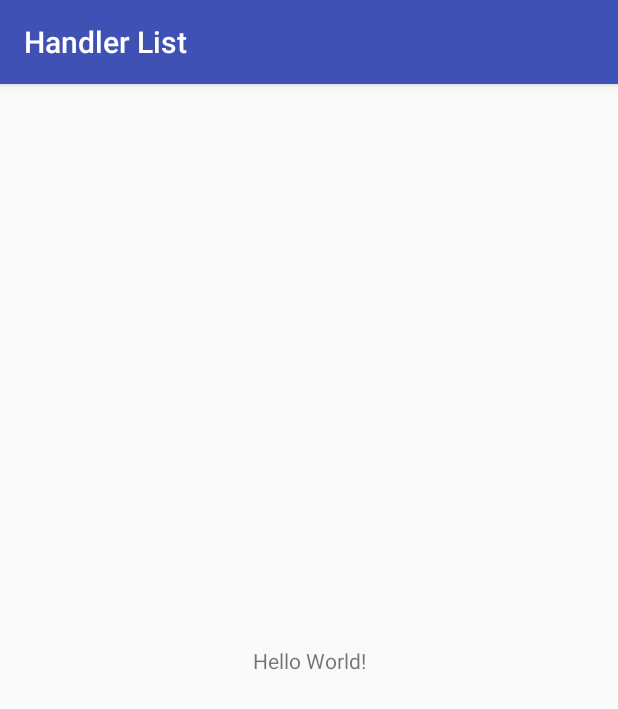
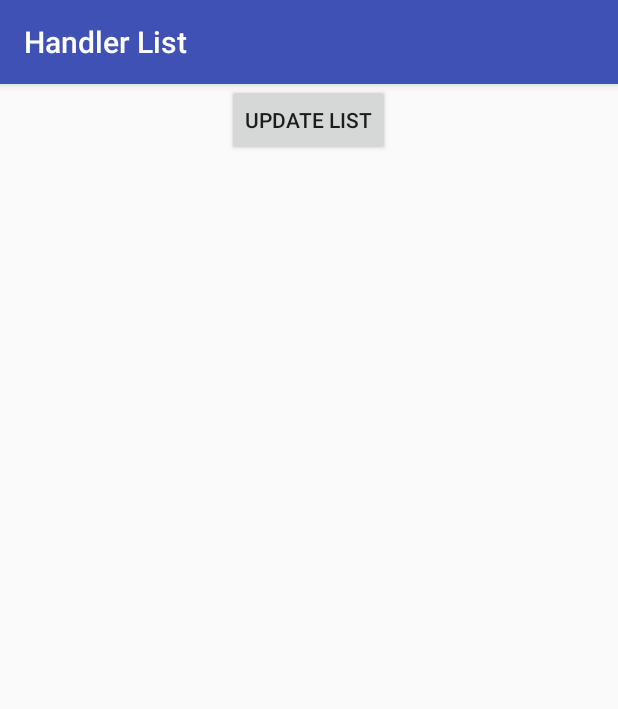
Before and after one commit to ShellCore/HandlerList, an Android app: the screen it shows after launch (MainActivity), on a phone screen of 412 x 824 dp. Shown: the top 709 px of the screen. Run offline under Robolectric (Android 15) with nearby library versions, the phone set to English and light mode, and no system bars; our stand-ins replace ButterKnife.

```diff
--- a/app/build.gradle
+++ b/app/build.gradle
@@ -27,4 +27,10 @@ dependencies {
     compile 'com.android.support:appcompat-v7:25.3.1'
     compile 'com.android.support.constraint:constraint-layout:1.0.2'
     testCompile 'junit:junit:4.12'
+
+    compile 'com.jakewharton:butterknife:8.4.0'
+    annotationProcessor 'com.jakewharton:butterknife-compiler:8.4.0'
+
+    compile 'com.android.support:recyclerview-v7:25.3.1'
+    compile 'com.android.support:cardview-v7:25.3.1'
 }
--- a/app/src/main/java/com/shellcore/android/handlerlist/MainActivity.java
+++ b/app/src/main/java/com/shellcore/android/handlerlist/MainActivity.java
@@ -1,13 +1,102 @@
 package com.shellcore.android.handlerlist;
 
+import android.os.Bundle;
+import android.os.Handler;
+import android.os.HandlerThread;
+import android.os.Looper;
+import android.os.Message;
 import android.support.v7.app.AppCompatActivity;
-import android.os.Bundle;
+import android.support.v7.widget.LinearLayoutManager;
+import android.support.v7.widget.RecyclerView;
+import android.util.Log;
+
+import com.shellcore.android.handlerlist.adapters.PokemonListAdapter;
+
+import java.util.ArrayList;
+import java.util.List;
+import java.util.Random;
+
+import butterknife.BindView;
+import butterknife.ButterKnife;
+import butterknife.OnClick;
 
 public class MainActivity extends AppCompatActivity {
+
+    // Services
+    PokemonListAdapter adapter;
+
+    // Variables
+    private List<String> names;
+    private HandlerThread handlerThread;
+    private Handler handler;
+
+    // Components
+    @BindView(R.id.rec_list)
+    RecyclerView recList;
 
     @Override
     protected void onCreate(Bundle savedInstanceState) {
         super.onCreate(savedInstanceState);
         setContentView(R.layout.activity_main);
+        ButterKnife.bind(this);
+
+        names = new ArrayList<>();
+        adapter = new PokemonListAdapter(this, names);
+        recList.setLayoutManager(new LinearLayoutManager(this));
+        recList.setAdapter(adapter);
+
+        setupHandler();
+    }
+
+    @Override
+    protected void onStop() {
+        super.onStop();
+        handlerThread.quit();
+    }
+
+    @OnClick(R.id.btn_update_list)
+    public void updateList() {
+        sendMessage();
+    }
+
+    private void setupHandler() {
+        handlerThread = new HandlerThread("MyHandler");
+        handlerThread.start();
+
+        handler = new Handler(Looper.getMainLooper()) {
+            @Override
+            public void handleMessage(Message msg) {
+                Bundle bundle = msg.getData();
+                String message = bundle.getString("message");
+                names.add(message);
+                adapter.notifyDataSetChanged();
+                Log.d("Message", "" + message);
+            }
+        };
+    }
+
+    /**
+     * This method simulate that a sender send a new pokemon name to the app,
+     * then, we send a message to the HandlerThread
+     */
+    private void sendMessage() {
+        Message message = handler.obtainMessage();
+
+        List<String> pokemonList = new ArrayList<>();
+
+        pokemonList.add("Bulbasaur");
+        pokemonList.add("Charmander");
+        pokemonList.add("Squirtle");
+        pokemonList.add("Pikachu");
+
+        Random random = new Random();
+
+        String pokemonName = pokemonList.get(random.nextInt(pokemonList.size()));
+
+        Bundle bundle = new Bundle();
+        bundle.putString("message", pokemonName);
+
+        message.setData(bundle);
+        handler.sendMessage(message);
     }
 }
--- /dev/null
+++ b/app/src/main/java/com/shellcore/android/handlerlist/adapters/PokemonListAdapter.java
@@ -0,0 +1,60 @@
+package com.shellcore.android.handlerlist.adapters;
+
+import android.content.Context;
+import android.support.v7.widget.RecyclerView;
+import android.view.LayoutInflater;
+import android.view.View;
+import android.view.ViewGroup;
+import android.widget.TextView;
+
+import com.shellcore.android.handlerlist.R;
+
+import java.util.List;
+
+import butterknife.BindView;
+import butterknife.ButterKnife;
+
+/**
+ * Created by Cesar on 16/06/2017.
+ */
+
+public class PokemonListAdapter extends RecyclerView.Adapter<PokemonListAdapter.ViewHolder> {
+
+    private Context context;
+    private List<String> names;
+
+    public PokemonListAdapter(Context context, List<String> names) {
+        this.context = context;
+        this.names = names;
+    }
+
+    @Override
+    public ViewHolder onCreateViewHolder(ViewGroup parent, int viewType) {
+        View v = LayoutInflater.from(context)
+                .inflate(R.layout.item_name, parent, false);
+
+        return new ViewHolder(v);
+    }
+
+    @Override
+    public void onBindViewHolder(ViewHolder holder, int position) {
+        holder.txtName.setText(names.get(position));
+    }
+
+    @Override
+    public int getItemCount() {
+        return names.size();
+    }
+
+    public class ViewHolder extends RecyclerView.ViewHolder {
+
+        // Components
+        @BindView(R.id.txt_name)
+        TextView txtName;
+
+        public ViewHolder(View itemView) {
+            super(itemView);
+            ButterKnife.bind(this, itemView);
+        }
+    }
+}
--- a/app/src/main/res/layout/activity_main.xml
+++ b/app/src/main/res/layout/activity_main.xml
@@ -1,18 +1,22 @@
 <?xml version="1.0" encoding="utf-8"?>
-<android.support.constraint.ConstraintLayout xmlns:android="http://schemas.android.com/apk/res/android"
+<LinearLayout xmlns:android="http://schemas.android.com/apk/res/android"
     xmlns:app="http://schemas.android.com/apk/res-auto"
     xmlns:tools="http://schemas.android.com/tools"
     android:layout_width="match_parent"
     android:layout_height="match_parent"
+    android:gravity="center_horizontal"
+    android:orientation="vertical"
     tools:context="com.shellcore.android.handlerlist.MainActivity">
 
-    <TextView
+    <Button
+        android:id="@+id/btn_update_list"
         android:layout_width="wrap_content"
         android:layout_height="wrap_content"
-        android:text="Hello World!"
-        app:layout_constraintBottom_toBottomOf="parent"
-        app:layout_constraintLeft_toLeftOf="parent"
-        app:layout_constraintRight_toRightOf="parent"
-        app:layout_constraintTop_toTopOf="parent" />
+        android:text="@string/main.btn.update_list" />
 
-</android.support.constraint.ConstraintLayout>
+    <android.support.v7.widget.RecyclerView
+        android:id="@+id/rec_list"
+        android:layout_width="match_parent"
+        android:layout_height="match_parent" />
+
+</LinearLayout>
--- a/app/src/main/res/values/strings.xml
+++ b/app/src/main/res/values/strings.xml
@@ -1,3 +1,4 @@
 <resources>
     <string name="app_name">Handler List</string>
+    <string name="main.btn.update_list">Update List</string>
 </resources>
```
Also changed, not shown: app/src/main/res/layout/item_name.xml (added, +16 -0 lines).
